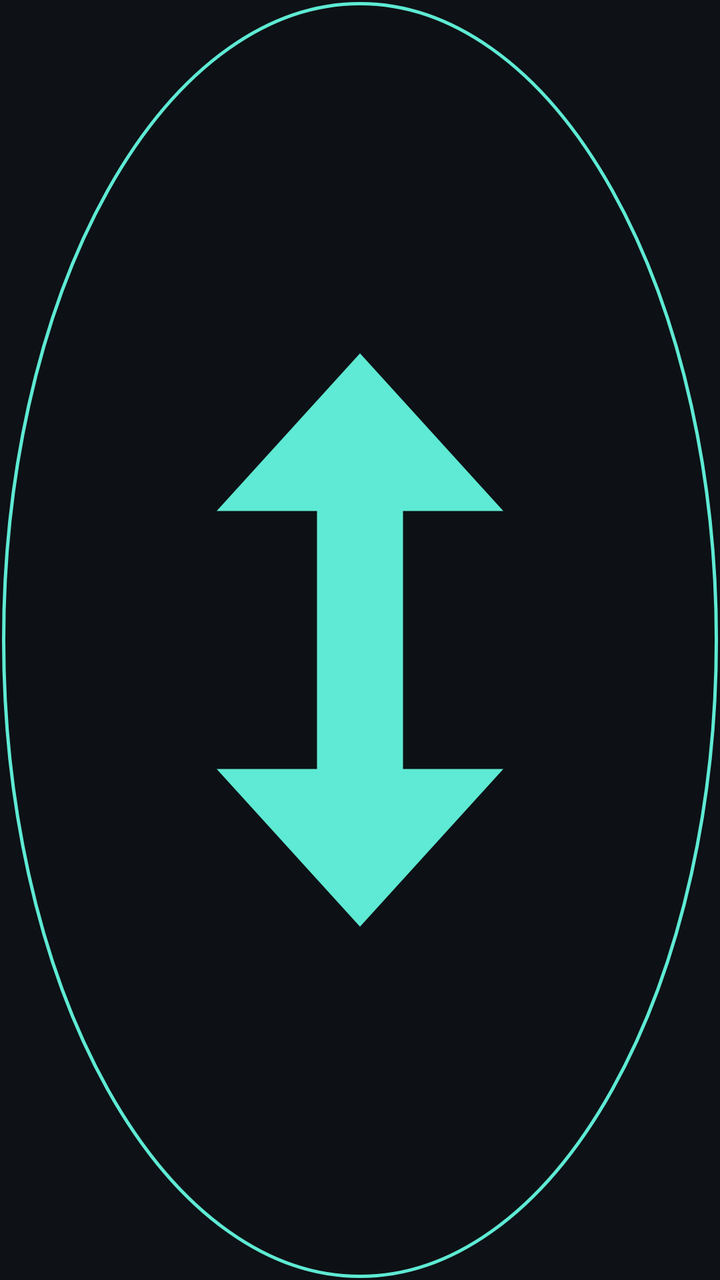
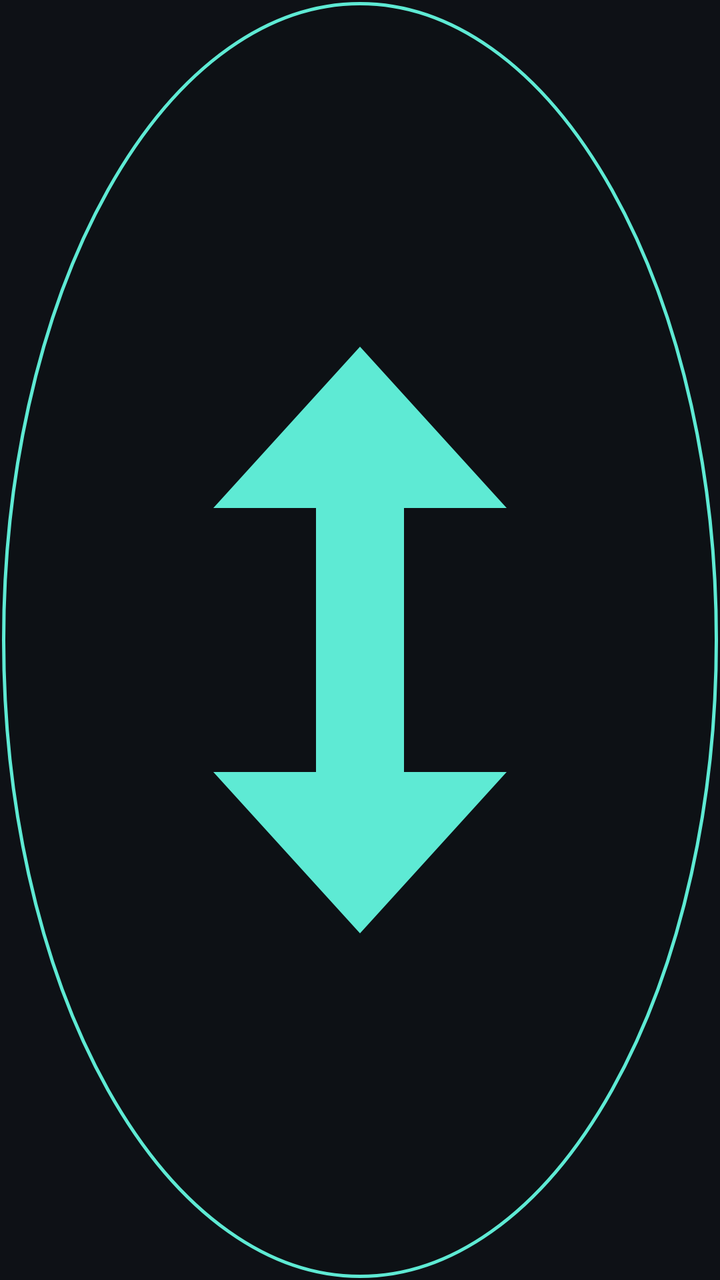

The first picture is an Android layout as it rendered before a commit; the second is the same layout after the commit. The layout source and the unified diff follow.
<!-- AndroidManifest.xml: application theme Theme.SubLens -->
<!-- res/layout/overlay_move.xml -->
<?xml version="1.0" encoding="utf-8"?>
<FrameLayout xmlns:android="http://schemas.android.com/apk/res/android"
    android:layout_width="match_parent"
    android:layout_height="match_parent">

    <ImageView
        android:layout_width="match_parent"
        android:layout_height="match_parent"
        android:layout_margin="1dp"
        android:background="@drawable/bg_move"
        android:contentDescription="@string/cd_move"
        android:padding="7dp"
        android:scaleType="fitCenter"
        android:src="@drawable/ic_move" />
</FrameLayout>
<!-- resources referenced by this layout -->
<resources>
  <!-- drawable bg_move (drawable) -->
  <?xml version="1.0" encoding="utf-8"?>
  <shape xmlns:android="http://schemas.android.com/apk/res/android" android:shape="oval">
      <solid android:color="@color/overlay_bar" />
      <stroke android:width="1.5dp" android:color="@color/accent" />
  </shape>
  <!-- drawable ic_move (drawable) -->
  <?xml version="1.0" encoding="utf-8"?>
  <vector xmlns:android="http://schemas.android.com/apk/res/android"
      android:width="24dp"
      android:height="24dp"
      android:viewportWidth="24"
      android:viewportHeight="24">
      <path
          android:fillColor="@color/accent"
          android:pathData="M12,2L7,7.5h3.5v9H7L12,22l5,-5.5h-3.5v-9H17z" />
  </vector>
  <string name="cd_move">Move lens up or down</string>
  <style name="Theme.SubLens" parent="android:Theme.Material.NoActionBar">
          <item name="android:colorAccent">@color/accent</item>
          <item name="android:colorPrimary">@color/bg</item>
          <item name="android:colorPrimaryDark">@color/bg</item>
          <item name="android:colorControlActivated">@color/accent</item>
          <item name="android:windowBackground">@color/bg</item>
          <item name="android:statusBarColor">@color/bg</item>
          <item name="android:navigationBarColor">@color/bg</item>
          <item name="android:textColorPrimary">@color/text_main</item>
          <item name="android:textColorSecondary">@color/text_dim</item>
      </style>
  <color name="overlay_bar">#E60E1116</color>
  <color name="accent">#FF5EEAD4</color>
  <color name="bg">#FF0E1116</color>
  <color name="text_main">#FFF5F7FA</color>
  <color name="text_dim">#FF9AA4B2</color>
</resources>

<!-- the commit's change to res/layout/overlay_move.xml (unified diff, before → after) -->
@@ -9,7 +9,7 @@
         android:layout_margin="1dp"
         android:background="@drawable/bg_move"
         android:contentDescription="@string/cd_move"
-        android:padding="7dp"
+        android:padding="3dp"
         android:scaleType="fitCenter"
         android:src="@drawable/ic_move" />
 </FrameLayout>
